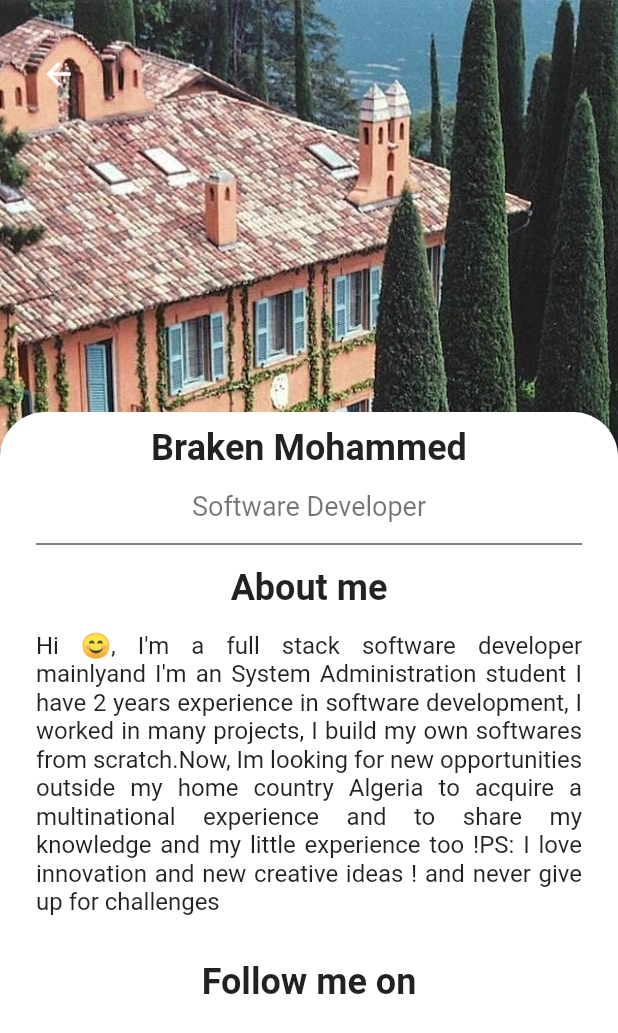
After one commit to brakenseddik/Flutter-Plants-Identification, a Flutter app: the AboutMe screen opened directly, on a phone screen of 412 x 824 dp. The commit adds this screen. Shown: the top 1033 px of the screen. Run offline on Flutter 3.47's test engine with Material 2 defaults, Android fonts, the phone set to English and light mode, and no system bars; our stand-ins replace carousel_pro, cloud_firestore, firebase_auth, font_awesome_flutter, google_fonts, image_picker and 1 more; missing offline and left inert: connectivity_widget, flutter_email_sender, sk_onboarding_screen, tflite; accounts and stored records are empty.

Commit message:
update UI of contact page & add about me  page

```diff
--- a/assets/labels.txt
+++ b/assets/labels.txt
@@ -16,3 +16,4 @@
 15 Argan
 16 Fenugrec
 17 Haricot
+18 Citron
--- a/lib/main.dart
+++ b/lib/main.dart
@@ -19,7 +19,9 @@ class MyApp extends StatelessWidget {
       routes: <String, WidgetBuilder>{'/profile': (context) => Profile()},
       title: 'Planteex',
       theme: ThemeData(
-        primarySwatch: Colors.lightGreen,
+        appBarTheme: AppBarTheme(color: Colors.greenAccent),
+        primarySwatch: Colors.green,
+        accentColor: Colors.greenAccent,
       ),
       home: Splash(),
     );
--- /dev/null
+++ b/lib/pages/aboutme.dart
@@ -0,0 +1,155 @@
+import 'package:flutter/material.dart';
+import 'package:font_awesome_flutter/font_awesome_flutter.dart';
+import 'package:project_fin_etude/pages/settings.dart';
+
+class AboutMe extends StatefulWidget {
+  @override
+  _AboutMeState createState() => _AboutMeState();
+}
+
+class _AboutMeState extends State<AboutMe> {
+  bool hidePassword = true;
+
+  @override
+  Widget build(BuildContext context) {
+    return Scaffold(
+      body: Container(
+        width: MediaQuery.of(context).size.width,
+        height: MediaQuery.of(context).size.height,
+        decoration: BoxDecoration(
+            image: DecorationImage(
+                image: AssetImage(
+                    'images/map_of_italy_81968107_169647531044320_7038524835093477766_n.jpg'),
+                fit: BoxFit.cover)),
+        child: Stack(
+          children: [
+            Positioned(
+              top: 25,
+              left: 15,
+              child: IconButton(
+                  icon: Icon(
+                    Icons.arrow_back,
+                    color: Colors.white,
+                  ),
+                  onPressed: () {
+                    Navigator.pop(context);
+                  }),
+            ),
+            Column(
+              children: <Widget>[
+                Expanded(
+                  flex: 1,
+                  child: Container(),
+                ),
+                Expanded(
+                  flex: 2,
+                  child: Container(
+                    decoration: BoxDecoration(
+                        color: Colors.white,
+                        borderRadius: BorderRadius.only(
+                          topLeft: Radius.circular(30),
+                          topRight: Radius.circular(30),
+                        )),
+                    child: Padding(
+                      padding: const EdgeInsets.symmetric(
+                          vertical: 10, horizontal: 24),
+                      child: ListView(
+                        children: <Widget>[
+                          Text(
+                            'Braken Mohammed',
+                            textAlign: TextAlign.center,
+                            style: TextStyle(
+                                fontSize: 24, fontWeight: FontWeight.w600),
+                          ),
+                          SizedBox(height: 14),
+                          Text(
+                            'Software Developer',
+                            textAlign: TextAlign.center,
+                            style:
+                                TextStyle(color: Colors.black54, fontSize: 18),
+                          ),
+                          SizedBox(
+                            height: 30,
+                            child: Divider(
+                              color: Colors.black,
+                            ),
+                          ),
+                          Text(
+                            'About me',
+                            textAlign: TextAlign.center,
+                            style: TextStyle(
+                                fontSize: 24, fontWeight: FontWeight.w600),
+                          ),
+                          SizedBox(
+                            height: 15,
+                          ),
+                          Text(
+                            'Hi 😊, I\'m a full stack software developer mainly'
+                            'and I\'m an System Administration student I have 2 years experience '
+                            'in software development, I worked in many projects, I build my own '
+                            'softwares from scratch.'
+                            'Now, I\m looking for new opportunities outside my home country Algeria to acquire '
+                            'a multinational experience and to share my knowledge and my little experience too !'
+                            'PS: I love innovation and new creative ideas ! and never give up for challenges',
+                            style: TextStyle(fontSize: 16),
+                            textAlign: TextAlign.justify,
+                          ),
+                          SizedBox(
+                            height: 30,
+                          ),
+                          Text(
+                            'Follow me on',
+                            textAlign: TextAlign.center,
+                            style: TextStyle(
+                                fontSize: 24, fontWeight: FontWeight.w600),
+                          ),
+                        ],
+                      ),
+                    ),
+                  ),
+                )
+              ],
+            ),
+          ],
+        ),
+      ),
+    );
+  }
+}
+
+class CustomButton extends StatelessWidget {
+  const CustomButton({this.bgColor, this.text, this.textColor});
+
+  final Color bgColor;
+  final Color textColor;
+  final String text;
+
+  @override
+  Widget build(BuildContext context) {
+    return Row(
+      children: <Widget>[
+        Expanded(
+          child: Material(
+            color: bgColor,
+            borderRadius: BorderRadius.circular(7),
+            child: InkWell(
+              borderRadius: BorderRadius.circular(7),
+              onTap: () {},
+              child: Padding(
+                padding: const EdgeInsets.all(14.0),
+                child: Text(
+                  '$text',
+                  textAlign: TextAlign.center,
+                  style: TextStyle(
+                      fontWeight: FontWeight.w600,
+                      color: textColor,
+                      fontSize: 15),
+                ),
+              ),
+            ),
+          ),
+        )
+      ],
+    );
+  }
+}
--- a/lib/pages/search.dart
+++ b/lib/pages/search.dart
@@ -100,7 +100,7 @@ class _MyHomePageState extends State<MyHomePage> {
                     contentPadding: EdgeInsets.only(left: 25.0),
                     hintText: 'Search by name',
                     border: OutlineInputBorder(
-                      borderRadius: BorderRadius.circular(5.0),
+                      borderRadius: BorderRadius.circular(25.0),
                     ),
                   ),
                 ),
@@ -114,6 +114,7 @@ class _MyHomePageState extends State<MyHomePage> {
                     onTap: () =>
                         navigateDetail(tempSearchStore[index], context),
                     child: Card(
+                      color: Colors.white.withOpacity(0.9),
                       child: ListTile(
                         leading: CircleAvatar(
                           radius: 30,
--- a/pubspec.yaml
+++ b/pubspec.yaml
@@ -37,6 +37,8 @@ dependencies:
   font_awesome_flutter: ^8.5.0
   carousel_pro: ^1.0.0
   flutter_email_sender: ^3.0.1
+  flare_flutter: ^2.0.6
+
 
 
 
```
Also changed, not shown: lib/pages/contact.dart (+21 -5 lines), lib/pages/settings.dart (+12 -2 lines), pubspec.lock.
